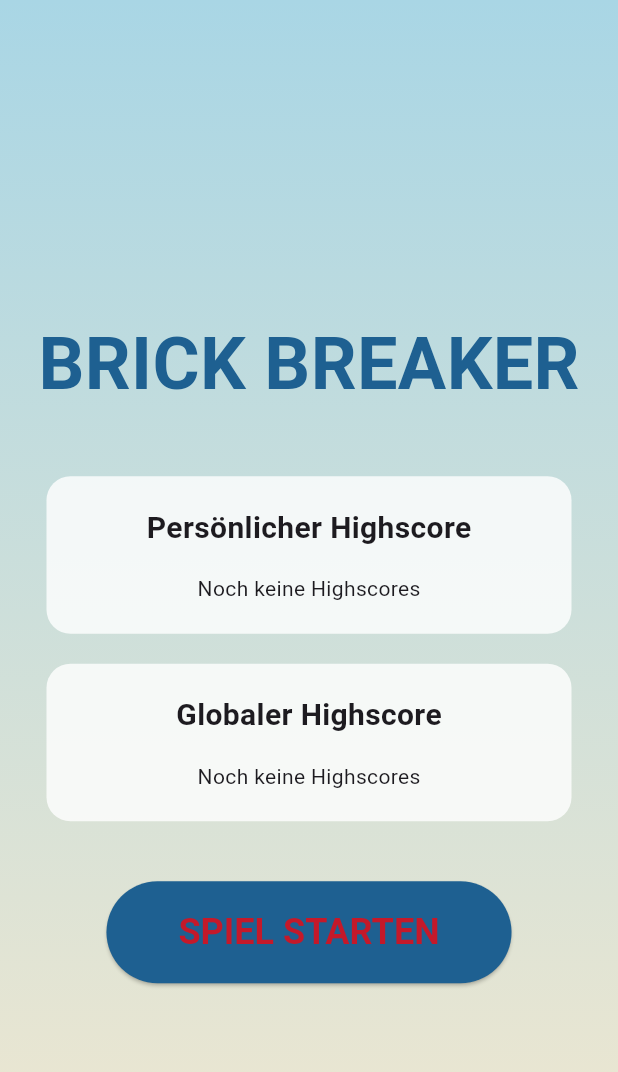
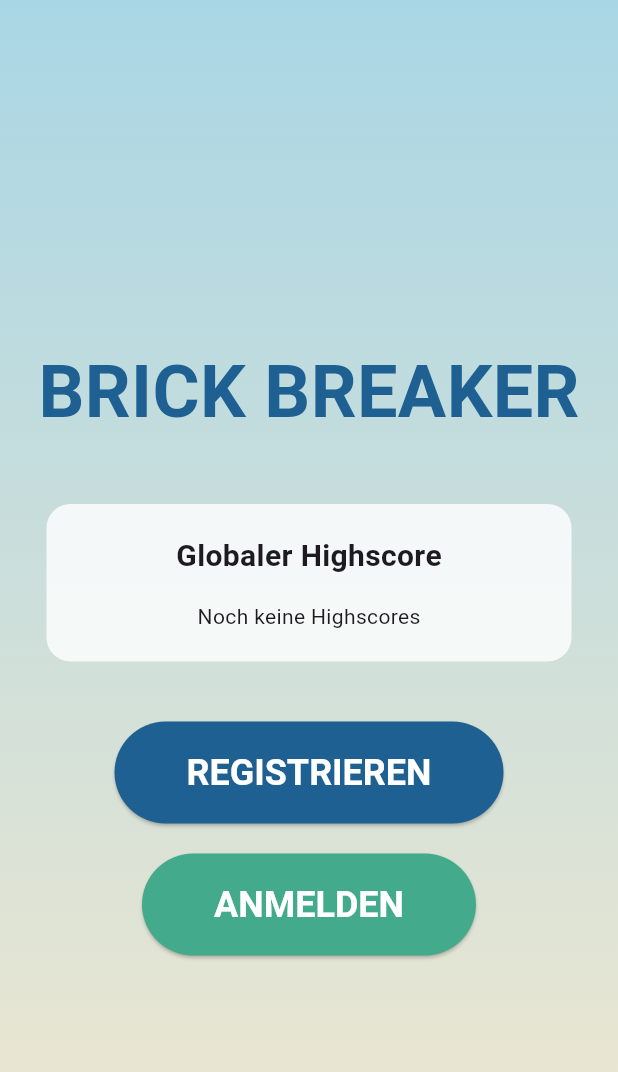
Before and after one commit to geziefer/joshi, a Flutter app: the screen it shows after launch, on a phone screen of 412 x 824 dp. Shown: the top 1072 px of the screen. Run offline on Flutter 3.47's test engine with Material 3 defaults, Android fonts, the phone set to English and light mode, and no system bars; our stand-ins replace firebase_core, firebase_database, shared_preferences; missing offline and left inert: flame; accounts and stored records are empty.

Commit message:
login&register ohne Passwort

```diff
--- /dev/null
+++ b/brick_breaker/lib/login_screen.dart
@@ -0,0 +1,126 @@
+import 'package:flutter/material.dart';
+import 'package:practice_game/highscore_manager.dart';
+
+class LoginScreen extends StatelessWidget {
+  final VoidCallback onRegister;
+  final VoidCallback onLogin;
+
+  const LoginScreen({
+    super.key,
+    required this.onRegister,
+    required this.onLogin,
+  });
+
+  @override
+  Widget build(BuildContext context) {
+    return Container(
+      decoration: const BoxDecoration(
+        gradient: LinearGradient(
+          begin: Alignment.topCenter,
+          end: Alignment.bottomCenter,
+          colors: [Color(0xffa9d6e5), Color(0xfff2e8cf)],
+        ),
+      ),
+      child: Center(
+        child: ScrollConfiguration(
+          behavior: ScrollConfiguration.of(context).copyWith(scrollbars: false),
+          child: SingleChildScrollView(
+            child: Padding(
+              padding: const EdgeInsets.symmetric(vertical: 20),
+              child: Column(
+                mainAxisSize: MainAxisSize.min,
+                children: [
+                  const SizedBox(height: 40),
+                  const Text(
+                    'BRICK BREAKER',
+                    style: TextStyle(
+                      fontSize: 48,
+                      fontWeight: FontWeight.bold,
+                      color: Color(0xff1e6091),
+                    ),
+                  ),
+                  const SizedBox(height: 40),
+                  Container(
+                    width: 350,
+                    padding: const EdgeInsets.all(20),
+                    decoration: BoxDecoration(
+                      color: Color.fromRGBO(255, 255, 255, 0.8),
+                      borderRadius: BorderRadius.circular(16),
+                    ),
+                    child: Column(
+                      children: [
+                        const Text(
+                          'Globaler Highscore',
+                          style: TextStyle(
+                            fontSize: 20,
+                            fontWeight: FontWeight.bold,
+                          ),
+                        ),
+                        const SizedBox(height: 16),
+                        StreamBuilder<List<HighscoreEntry>>(
+                          stream: HighscoreManager.watchGlobalHighscores(),
+                          builder: (context, snapshot) {
+                            final scores = snapshot.data ?? [];
+                            if (scores.isEmpty) {
+                              return const Text('Noch keine Highscores');
+                            }
+                            return Column(
+                              children: List.generate(
+                                scores.length,
+                                (i) => Padding(
+                                  padding: const EdgeInsets.symmetric(vertical: 4),
+                                  child: Text(
+                                    '${i + 1}. ${scores[i].username} - ${scores[i].score}',
+                                    style: const TextStyle(fontSize: 16),
+                                  ),
+                                ),
+                              ),
+                            );
+                          },
+                        ),
+                      ],
+                    ),
+                  ),
+                  const SizedBox(height: 40),
+                  ElevatedButton(
+                    onPressed: onRegister,
+                    style: ElevatedButton.styleFrom(
+                      backgroundColor: const Color(0xff1e6091),
+                      foregroundColor: Colors.white,
+                      padding: const EdgeInsets.symmetric(
+                        horizontal: 48,
+                        vertical: 20,
+                      ),
+                      textStyle: const TextStyle(
+                        fontSize: 24,
+                        fontWeight: FontWeight.bold,
+                      ),
+                    ),
+                    child: const Text('REGISTRIEREN'),
+                  ),
+                  const SizedBox(height: 20),
+                  ElevatedButton(
+                    onPressed: onLogin,
+                    style: ElevatedButton.styleFrom(
+                      backgroundColor: const Color(0xff43aa8b),
+                      foregroundColor: Colors.white,
+                      padding: const EdgeInsets.symmetric(
+                        horizontal: 48,
+                        vertical: 20,
+                      ),
+                      textStyle: const TextStyle(
+                        fontSize: 24,
+                        fontWeight: FontWeight.bold,
+                      ),
+                    ),
+                    child: const Text('ANMELDEN'),
+                  ),
+                ],
+              ),
+            ),
+          ),
+        ),
+      ),
+    );
+  }
+}
--- a/brick_breaker/lib/main.dart
+++ b/brick_breaker/lib/main.dart
@@ -9,8 +9,10 @@ import 'package:firebase_core/firebase_core.dart';
 import 'package:flame/game.dart';
 import 'package:flutter/material.dart';
 import 'package:practice_game/brick_breaker.dart';
+import 'package:practice_game/login_screen.dart';
+import 'package:practice_game/register_dialog.dart';
+import 'package:practice_game/login_dialog.dart';
 import 'package:practice_game/start_screen.dart';
-import 'package:practice_game/username_dialog.dart';
 
 void main() async {
   WidgetsFlutterBinding.ensureInitialized();
@@ -41,7 +43,8 @@ class GameApp extends StatefulWidget {
 class _GameAppState extends State<GameApp> {
   late BrickBreaker game;
   bool _gameStarted = false;
-  bool _showUsernameDialog = false;
+  String _currentScreen = 'login'; // 'login', 'register', 'loginDialog', 'menu'
+  String _currentUsername = '';
 
   @override
   void initState() {
@@ -52,6 +55,7 @@ class _GameAppState extends State<GameApp> {
   void _onGameOver() {
     setState(() {
       _gameStarted = false;
+      _currentScreen = 'menu';
     });
     Future.delayed(const Duration(milliseconds: 100), () {
       setState(() {
@@ -89,25 +93,71 @@ class _GameAppState extends State<GameApp> {
                   ),
                 ),
               )
-            : _showUsernameDialog
-            ? UsernameDialog(
+            : _buildCurrentScreen(),
+      ),
+    );
+  }
+
+  Widget _buildCurrentScreen() {
+    switch (_currentScreen) {
+      case 'login':
+        return LoginScreen(
+          onRegister: () {
+            setState(() {
+              _currentScreen = 'register';
+            });
+          },
+          onLogin: () {
+            setState(() {
+              _currentScreen = 'loginDialog';
+            });
+          },
+        );
+      case 'register':
+        return RegisterDialog(
+          onRegister: (username) {
+            setState(() {
+              _currentUsername = username;
+              _currentScreen = 'menu';
+            });
+          },
+          onCancel: () {
+            setState(() {
+              _currentScreen = 'login';
+            });
+          },
+        );
+      case 'loginDialog':
+        return LoginDialog(
+          onLogin: (username) {
+            setState(() {
+              _currentUsername = username;
+              _currentScreen = 'menu';
+            });
+          },
+          onCancel: () {
+            setState(() {
+              _currentScreen = 'login';
+            });
+          },
+        );
+      case 'menu':
+        return StartScreen(
+          username: _currentUsername,
           onStart: () {
             setState(() {
-                    _showUsernameDialog = false;
               _gameStarted = true;
             });
           },
-              )
-            : StartScreen(
-                key: ValueKey(_gameStarted), // Erzwingt Neuaufbau
-                onStart: () {
+          onBack: () {
             setState(() {
-                    _showUsernameDialog = true;
+              _currentScreen = 'login';
             });
           },
-              ),
-      ),
         );
+      default:
+        return Container();
+    }
   }
 }
 
--- a/brick_breaker/lib/start_screen.dart
+++ b/brick_breaker/lib/start_screen.dart
@@ -3,8 +3,15 @@ import 'package:practice_game/highscore_manager.dart';
 
 class StartScreen extends StatefulWidget {
   final VoidCallback onStart;
+  final VoidCallback onBack;
+  final String username;
 
-  const StartScreen({super.key, required this.onStart});
+  const StartScreen({
+    super.key,
+    required this.onStart,
+    required this.onBack,
+    required this.username,
+  });
 
   @override
   State<StartScreen> createState() => _StartScreenState();
@@ -37,49 +44,62 @@ class _StartScreenState extends State<StartScreen> {
                     color: Color(0xff1e6091),
                   ),
                 ),
+                const SizedBox(height: 20),
+                Text(
+                  'Willkommen, ${widget.username}!',
+                  style: const TextStyle(
+                    fontSize: 24,
+                    color: Color(0xff1e6091),
+                  ),
+                ),
                 const SizedBox(height: 40),
-              LayoutBuilder(
-                builder: (context, constraints) {
-                  final isSmallScreen = MediaQuery.of(context).size.width < 800;
-
-                  if (isSmallScreen) {
+                Container(
+                  width: 350,
+                  padding: const EdgeInsets.all(20),
+                  decoration: BoxDecoration(
+                    color: Color.fromRGBO(255, 255, 255, 0.8),
+                    borderRadius: BorderRadius.circular(16),
+                  ),
+                  child: Column(
+                    children: [
+                      Text(
+                        'Deine Top 10 Highscores',
+                        style: const TextStyle(
+                          fontSize: 20,
+                          fontWeight: FontWeight.bold,
+                        ),
+                      ),
+                      const SizedBox(height: 16),
+                      StreamBuilder<List<HighscoreEntry>>(
+                        stream: HighscoreManager.watchUserHighscores(widget.username),
+                        builder: (context, snapshot) {
+                          final scores = snapshot.data ?? [];
+                          if (scores.isEmpty) {
+                            return const Text('Noch keine Highscores');
+                          }
                           return Column(
-                      children: [
-                        _buildHighscoreTable(
-                          'Persönlicher Highscore',
-                          HighscoreManager.getHighscores(),
+                            children: List.generate(
+                              scores.length,
+                              (i) => Padding(
+                                padding: const EdgeInsets.symmetric(vertical: 4),
+                                child: Text(
+                                  '${i + 1}. ${scores[i].score}',
+                                  style: const TextStyle(fontSize: 16),
                                 ),
-                        const SizedBox(height: 20),
-                        _buildHighscoreTable(
-                          'Globaler Highscore',
-                          HighscoreManager.getGlobalHighscores(),
+                              ),
+                            ),
+                          );
+                        },
                       ),
                     ],
-                    );
-                  } else {
-                    return Row(
-                      mainAxisAlignment: MainAxisAlignment.center,
-                      children: [
-                        _buildHighscoreTable(
-                          'Persönlicher Highscore',
-                          HighscoreManager.getHighscores(),
                   ),
-                        const SizedBox(width: 20),
-                        _buildHighscoreTable(
-                          'Globaler Highscore',
-                          HighscoreManager.getGlobalHighscores(),
-                        ),
-                      ],
-                    );
-                  }
-                },
                 ),
                 const SizedBox(height: 40),
                 ElevatedButton(
                   onPressed: widget.onStart,
                   style: ElevatedButton.styleFrom(
                     backgroundColor: const Color(0xff1e6091),
-                  foregroundColor: const Color.fromARGB(255, 196, 25, 42),
+                    foregroundColor: Colors.white,
                     padding: const EdgeInsets.symmetric(
                       horizontal: 48,
                       vertical: 20,
@@ -91,6 +111,23 @@ class _StartScreenState extends State<StartScreen> {
                   ),
                   child: const Text('SPIEL STARTEN'),
                 ),
+                const SizedBox(height: 20),
+                ElevatedButton(
+                  onPressed: widget.onBack,
+                  style: ElevatedButton.styleFrom(
+                    backgroundColor: Colors.grey,
+                    foregroundColor: Colors.white,
+                    padding: const EdgeInsets.symmetric(
+                      horizontal: 48,
+                      vertical: 20,
+                    ),
+                    textStyle: const TextStyle(
+                      fontSize: 24,
+                      fontWeight: FontWeight.bold,
+                    ),
+                  ),
+                  child: const Text('ZURÜCK'),
+                ),
               ],
             ),
           ),
@@ -98,69 +135,4 @@ class _StartScreenState extends State<StartScreen> {
       ),
     );
   }
-
-  Widget _buildHighscoreTable(String title, Future<List<HighscoreEntry>> scoresFuture) {
-    final isGlobal = title.contains('Global');
-
-    return Container(
-      width: 350,
-      padding: const EdgeInsets.all(20),
-      decoration: BoxDecoration(
-        color: Color.fromRGBO(255, 255, 255, 0.8),
-        borderRadius: BorderRadius.circular(16),
-      ),
-      child: Column(
-        children: [
-          Text(
-            title,
-            style: const TextStyle(fontSize: 20, fontWeight: FontWeight.bold),
-          ),
-          const SizedBox(height: 16),
-          isGlobal
-              ? StreamBuilder<List<HighscoreEntry>>(
-                  stream: HighscoreManager.watchGlobalHighscores(),
-                  builder: (context, snapshot) {
-                    final scores = snapshot.data ?? [];
-                    if (scores.isEmpty) {
-                      return const Text('Noch keine Highscores');
 }
-                    return Column(
-                      children: List.generate(
-                        scores.length,
-                        (i) => Padding(
-                          padding: const EdgeInsets.symmetric(vertical: 4),
-                          child: Text(
-                            '${i + 1}. ${scores[i].username} - ${scores[i].score}',
-                            style: const TextStyle(fontSize: 16),
-                          ),
-                        ),
-                      ),
-                    );
-                  },
-                )
-              : FutureBuilder<List<HighscoreEntry>>(
-                  future: scoresFuture,
-                  builder: (context, snapshot) {
-                    final scores = snapshot.data ?? [];
-                    if (scores.isEmpty) {
-                      return const Text('Noch keine Highscores');
-                    }
-                    return Column(
-                      children: List.generate(
-                        scores.length,
-                        (i) => Padding(
-                          padding: const EdgeInsets.symmetric(vertical: 4),
-                          child: Text(
-                            '${i + 1}. ${scores[i].username} - ${scores[i].score}',
-                            style: const TextStyle(fontSize: 16),
-                          ),
-                        ),
-                      ),
-                    );
-                  },
-                ),
-        ],
-      ),
-    );
-  }
-}
```
Also changed, not shown: brick_breaker/lib/highscore_manager.dart (+15 -0 lines), brick_breaker/lib/login_dialog.dart (added, +106 -0 lines), brick_breaker/lib/register_dialog.dart (added, +135 -0 lines). Lines whose indentation alone changed are shown as unchanged.
